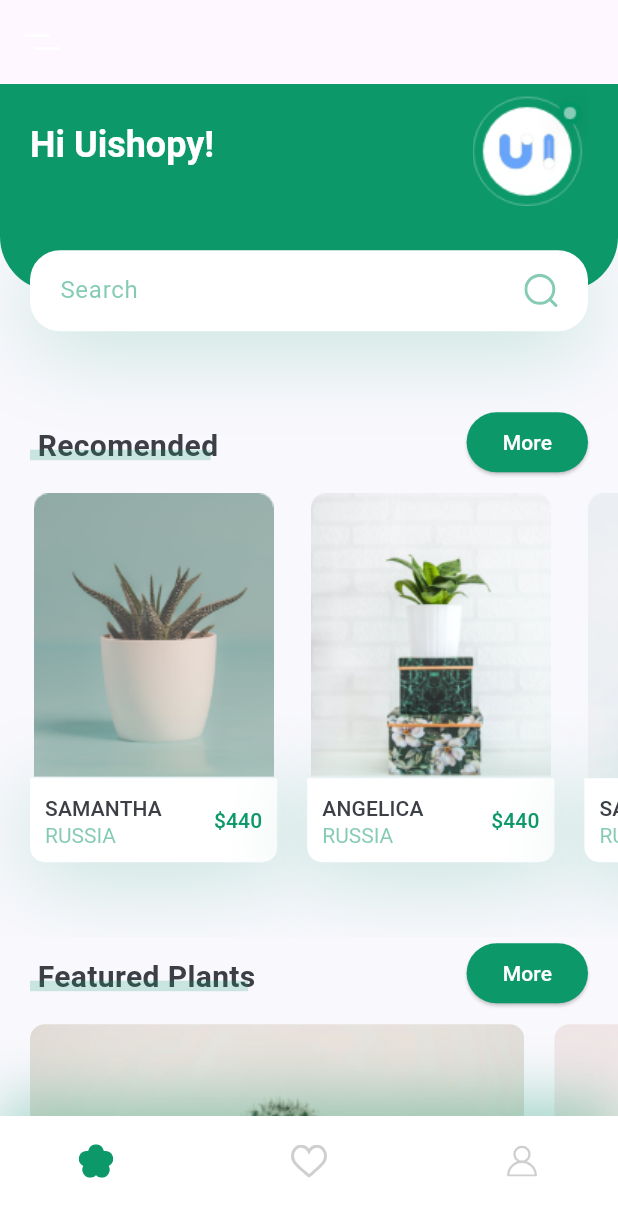
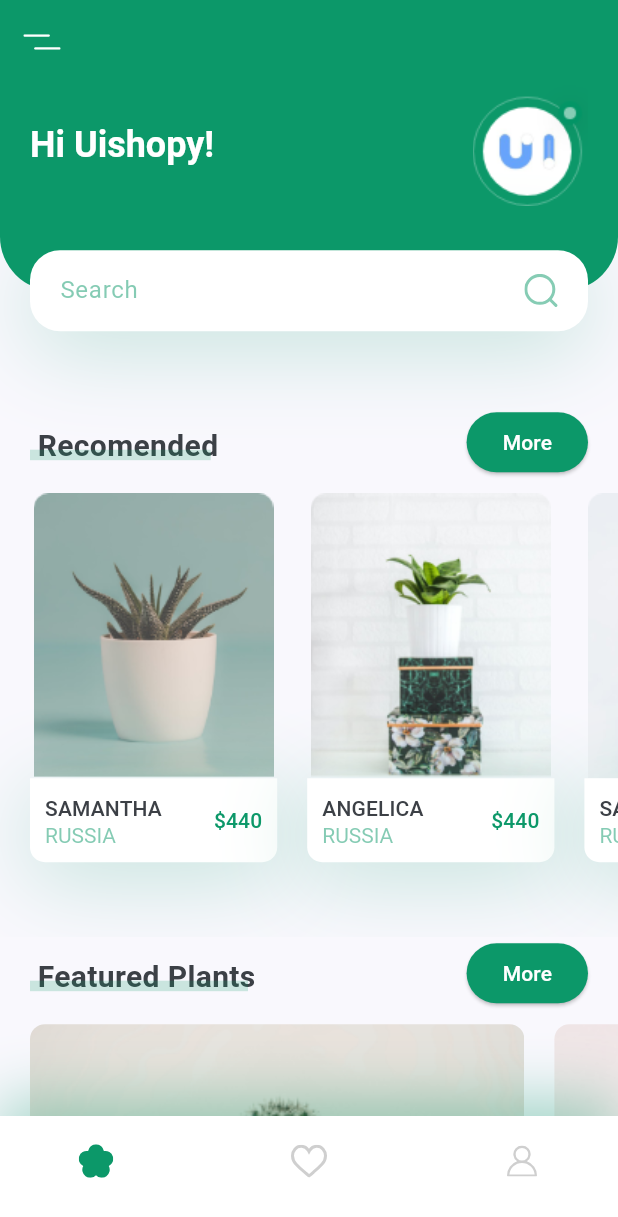
Before and after one commit to Demo7Vlizer/Plant_App, a Flutter app: the screen it shows after launch, on a phone screen of 412 x 824 dp. Shown: the top 1217 px of the screen. Run offline on Flutter 3.47's test engine with Material 3 defaults, Android fonts, the phone set to English and light mode, and no system bars; our stand-ins replace flutter_svg.

Commit message:
adding comments

```diff
--- a/lib/screens/home/components/header_with_seachbox.dart
+++ b/lib/screens/home/components/header_with_seachbox.dart
@@ -16,7 +16,7 @@ class HeaderWithSearchBox extends StatelessWidget {
     return Container(
       margin: EdgeInsets.only(bottom: kDefaultPadding * 2.5),
       // It will cover 20% of our total height
-      height: size.height * 0.2,
+      height: size.height * 0.2,    //it's taking 20% of the screen height and adding it to the container
       child: Stack(
         children: <Widget>[
           Container(
@@ -25,7 +25,7 @@ class HeaderWithSearchBox extends StatelessWidget {
               right: kDefaultPadding,
               bottom: 36 + kDefaultPadding,
             ),
-            height: size.height * 0.2 - 27,
+            height: size.height * 0.2 - 27,   //it's taking 20% of the screen height and subtracting 27
             decoration: BoxDecoration(
               color: kPrimaryColor,
               borderRadius: BorderRadius.only(
--- a/lib/screens/home/components/recomend_plants.dart
+++ b/lib/screens/home/components/recomend_plants.dart
@@ -77,7 +77,7 @@ class RecomendPlantCard extends StatelessWidget {
         top: kDefaultPadding / 2,
         bottom: kDefaultPadding * 2.5,
       ),
-      width: size.width * 0.4,
+      width: size.width * 0.4,   //it's taking 40% of the screen width
       child: Column(
         children: <Widget>[
           Image.asset(image),
--- a/lib/screens/home/home_screen.dart
+++ b/lib/screens/home/home_screen.dart
@@ -1,6 +1,7 @@
 import 'package:flutter/material.dart';
 import 'package:flutter_svg/flutter_svg.dart';
 import 'package:my_app/components/my_bottom_nav_bar.dart';
+import 'package:my_app/constants.dart';
 import 'package:my_app/screens/home/components/body.dart';
 
 class HomeScreen extends StatelessWidget {
@@ -13,9 +14,11 @@ class HomeScreen extends StatelessWidget {
     );
   }
 
+
   AppBar buildAppBar() {
     return AppBar(
       elevation: 0,
+      backgroundColor: kPrimaryColor,
       leading: IconButton(
         icon: SvgPicture.asset("assets/icons/menu.svg"),
         onPressed: () {},
```
